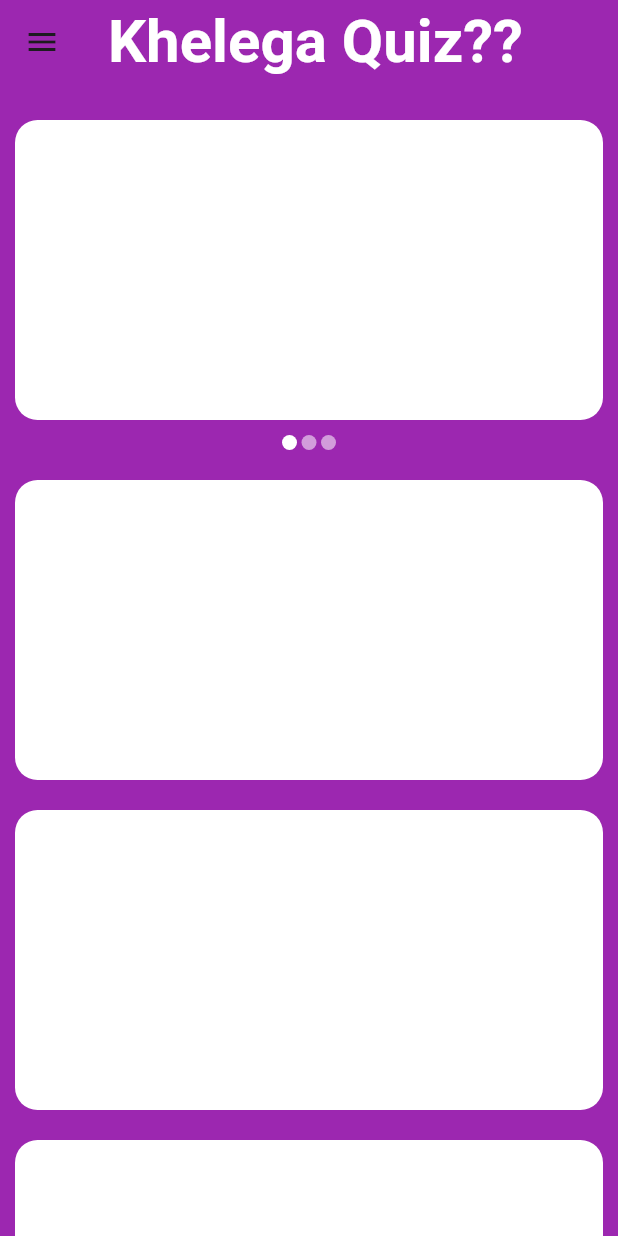
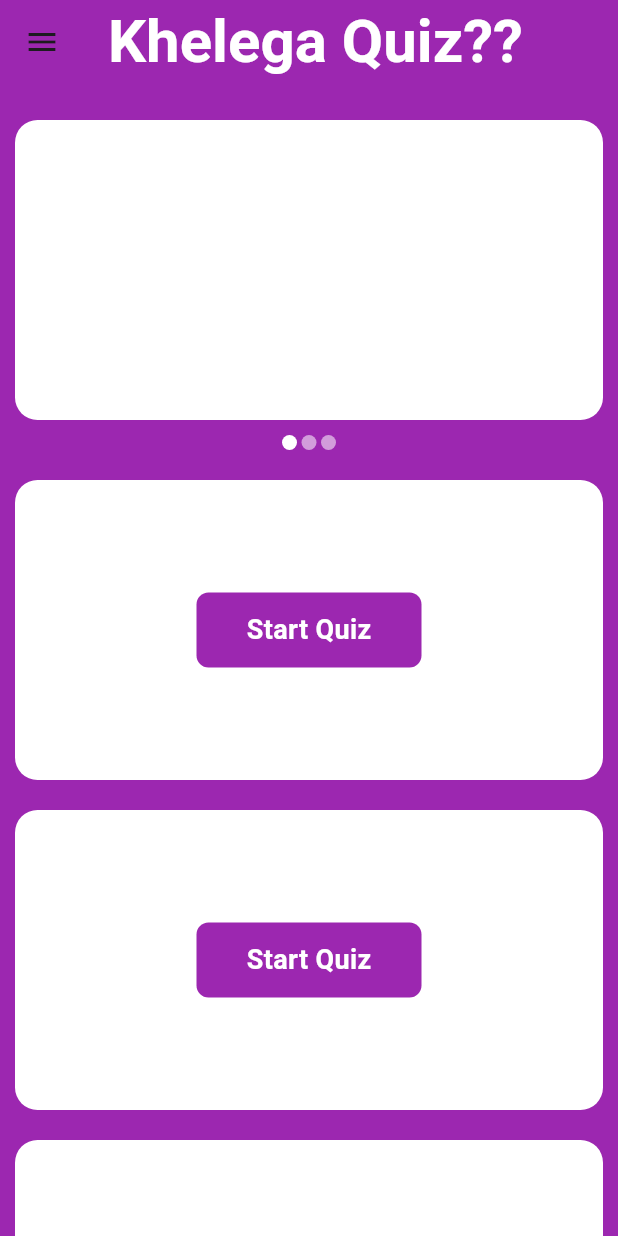
Before and after one commit to alokyadav686/QuizSutra, a Flutter app: the Practicequiz screen opened directly, on a phone screen of 412 x 824 dp. Run offline on Flutter 3.47's test engine with Material 3 defaults, Android fonts, the phone set to English and light mode, and no system bars.

Commit message:
khelega quiz section modified

```diff
--- a/lib/ui/practicequiz.dart
+++ b/lib/ui/practicequiz.dart
@@ -249,12 +249,24 @@
                       borderRadius: BorderRadius.circular(15),
                       color: Colors.white
                     ),
+                    child: Column(
+                      mainAxisAlignment: MainAxisAlignment.center,
+                      children: [
+                        Container(
+                          width: 150,
+                          height: 50,
+                          decoration: BoxDecoration(
+                          color: Colors.purple,
+                          borderRadius: BorderRadius.circular(8),
+                          ),
+                          child: Center(child: Text("Start Quiz",style: TextStyle(fontSize: 18,fontWeight: FontWeight.w600,color: Colors.white),)))
+                      ],
+                    ),
                   ),
                 ),
-
                 SizedBox(
-                  height: 20,
-                ),
+                height: 20,
+              ),
 
                 InkWell(
                   onTap: () {
@@ -267,12 +279,24 @@
                       borderRadius: BorderRadius.circular(15),
                       color: Colors.white
                     ),
+                    child: Column(
+                      mainAxisAlignment: MainAxisAlignment.center,
+                      children: [
+                        Container(
+                          width: 150,
+                          height: 50,
+                          decoration: BoxDecoration(
+                          color: Colors.purple,
+                          borderRadius: BorderRadius.circular(8),
+                          ),
+                          child: Center(child: Text("Start Quiz",style: TextStyle(fontSize: 18,fontWeight: FontWeight.w600,color: Colors.white),)))
+                      ],
+                    ),
                   ),
                 ),
-
                 SizedBox(
-                  height: 20,
-                ),
+                height: 20,
+              ),
 
                 InkWell(
                   onTap: () {
@@ -285,11 +309,25 @@
                       borderRadius: BorderRadius.circular(15),
                       color: Colors.white
                     ),
+                    child: Column(
+                      mainAxisAlignment: MainAxisAlignment.center,
+                      children: [
+                        Container(
+                          width: 150,
+                          height: 50,
+                          decoration: BoxDecoration(
+                          color: Colors.purple,
+                          borderRadius: BorderRadius.circular(8),
+                          ),
+                          child: Center(child: Text("Start Quiz",style: TextStyle(fontSize: 18,fontWeight: FontWeight.w600,color: Colors.white),)))
+                      ],
+                    ),
                   ),
                 ),
                 SizedBox(
                 height: 20,
               ),
+
               ],
             ),
           ),
```
